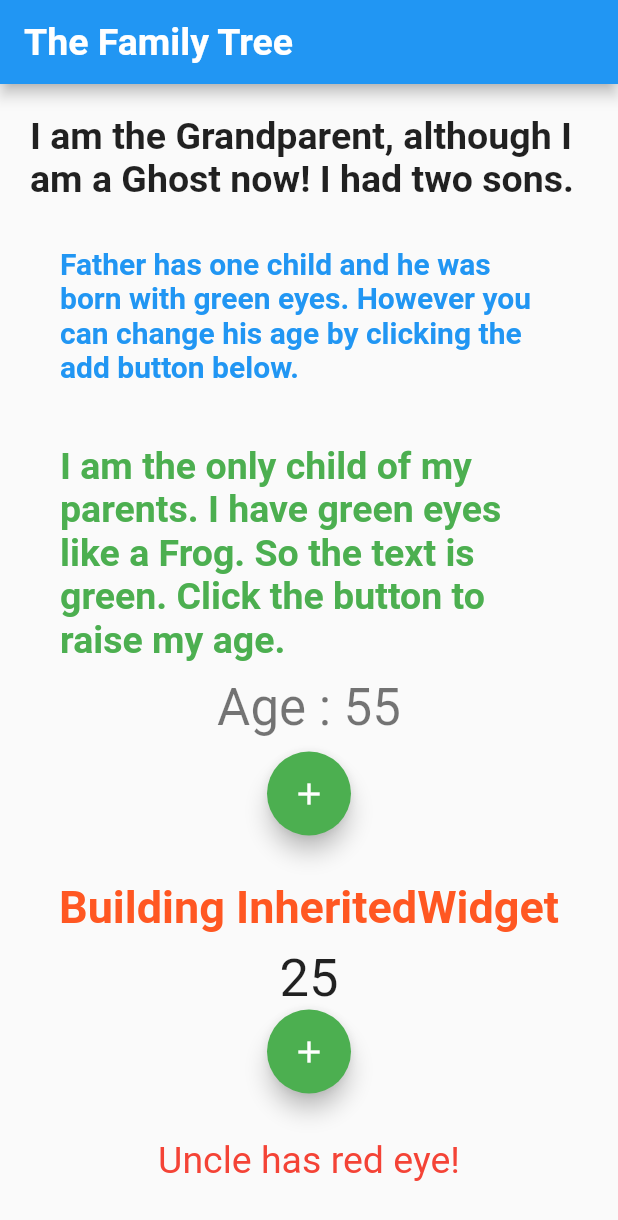
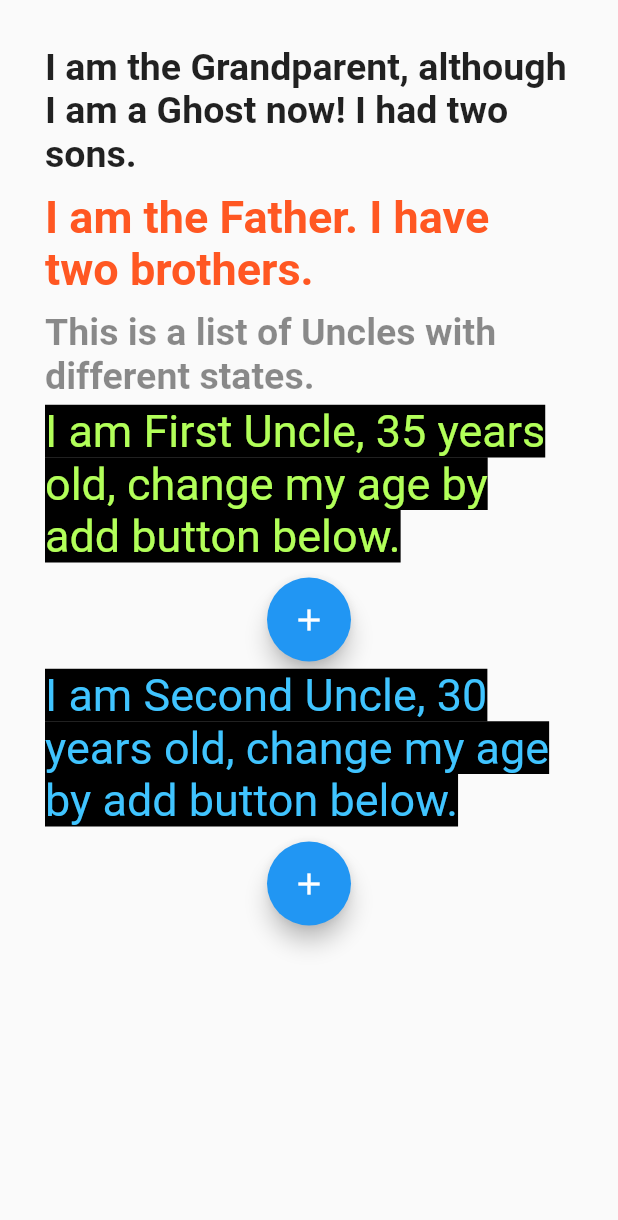
Before and after one commit to sanjibsinha/our_app, a Flutter app: the screen it shows after launch, on a phone screen of 412 x 824 dp. Shown: the top 1220 px of the screen. Run offline on Flutter 3.47's test engine with Material 2 defaults, Android fonts, the light colour scheme and no system bars.

Commit message:
Seventh commit

```diff
--- /dev/null
+++ b/lib/controller/inherited-widget/inherited_widget_on_top.dart
@@ -0,0 +1,171 @@
+import 'package:flutter/material.dart';
+import 'package:our_app/controller/inherited-widget/widgets-lists/widgets_lists.dart';
+
+class InheritedWidgetOnTop extends StatefulWidget {
+  @override
+  _InheritedWidgetOnTopState createState() => _InheritedWidgetOnTopState();
+}
+
+class _InheritedWidgetOnTopState extends State<InheritedWidgetOnTop> {
+  @override
+  Widget build(BuildContext context) {
+    return ListView(
+      padding: const EdgeInsets.all(30.0),
+      children: [
+        EyeColor(
+            color: Colors.deepOrange,
+            child: Builder(builder: (BuildContext innerContext) {
+              return GrandParent();
+            })),
+        SizedBox(
+          height: 10.0,
+        ),
+        ChangingAge(
+            age: new ChangeAge(age: 25),
+            child: Builder(builder: (BuildContext textContext) {
+              return UncleClasses();
+            })),
+      ],
+    );
+  }
+}
+
+class UncleClasses extends StatelessWidget {
+  @override
+  Widget build(BuildContext context) {
+    return Column(
+      children: [
+        Text('This is a list of Uncles with different states.',
+            style: TextStyle(
+              color: Colors.black45,
+              fontSize: 25.0,
+              fontWeight: FontWeight.bold,
+            )),
+        SizedBox(
+          height: 5.0,
+        ),
+        FirstUncleClass(),
+        SizedBox(
+          height: 5.0,
+        ),
+        UncleClass(),
+      ],
+    );
+  }
+}
+
+class FirstUncleClass extends StatefulWidget {
+  @override
+  _FirstUncleClassState createState() => _FirstUncleClassState();
+}
+
+class _FirstUncleClassState extends State<FirstUncleClass> {
+  var firstUncleAge = new ChangeAge(age: 35);
+  @override
+  Widget build(BuildContext context) {
+    return ChangingAge(
+      age: new ChangeAge(age: 25),
+      child: Column(
+        children: [
+          Text(
+            'I am First Uncle, ${firstUncleAge.age} years old, change my age by add button below.',
+            style: TextStyle(
+                fontSize: 30.0,
+                color: Colors.lightGreenAccent,
+                backgroundColor: Colors.black),
+          ),
+          SizedBox(
+            height: 10.0,
+          ),
+          FloatingActionButton(
+            onPressed: () {
+              setState(() {
+                firstUncleAge.changeAge();
+              });
+            },
+            child: Icon(Icons.add),
+            backgroundColor: Colors.blue,
+          ),
+        ],
+      ),
+    );
+  }
+}
+
+class UncleClass extends StatefulWidget {
+  @override
+  _UncleClassState createState() => _UncleClassState();
+}
+
+class _UncleClassState extends State<UncleClass> {
+  var secondUncleAge = new ChangeAge(age: 30);
+
+  Widget build(BuildContext context) {
+    return ChangingAge(
+      age: new ChangeAge(age: 25),
+      child: Column(
+        children: [
+          Text(
+            'I am Second Uncle, ${secondUncleAge.age} years old, change my age by add button below.',
+            style: TextStyle(
+                fontSize: 30.0,
+                color: Colors.lightBlueAccent,
+                backgroundColor: Colors.black),
+          ),
+          SizedBox(
+            height: 10.0,
+          ),
+          FloatingActionButton(
+            onPressed: () {
+              setState(() {
+                secondUncleAge.changeAge();
+              });
+            },
+            child: Icon(Icons.add),
+            backgroundColor: Colors.blue,
+          ),
+        ],
+      ),
+    );
+  }
+}
+
+class GrandParent extends StatelessWidget {
+  @override
+  Widget build(BuildContext context) {
+    return _childrenList();
+  }
+}
+
+Widget _childrenList() => Column(
+      children: [
+        Text(
+          'I am the Grandparent, although I am a Ghost now! I had two sons.',
+          style: TextStyle(fontWeight: FontWeight.bold, fontSize: 25.0),
+        ),
+        SizedBox(
+          height: 10.0,
+        ),
+        FatherClass(),
+      ],
+    );
+
+class FatherClass extends StatelessWidget {
+  @override
+  Widget build(BuildContext context) {
+    return EyeColor(
+      color: Colors.deepOrange,
+      child: Column(
+        children: [
+          Text(
+            'I am the Father. I have two brothers.',
+            style: TextStyle(
+                color: EyeColor.of(context).color,
+                fontSize: 30.0,
+                fontWeight: FontWeight.bold),
+          ),
+        ],
+      ),
+    );
+  }
+}
--- a/lib/main.dart
+++ b/lib/main.dart
@@ -1,4 +1,5 @@
 import 'package:flutter/material.dart';
+import 'controller/inherited-widget/inherited_widget_on_top.dart';
 import 'controller/inherited-widget/rebuilding_inherited_widget.dart';
 
 main() => runApp(OurApp());
@@ -9,7 +10,9 @@ class OurApp extends StatelessWidget {
     return MaterialApp(
       title: 'Our App',
       debugShowCheckedModeBanner: false,
-      home: RebuildingInheritedWidget(),
+      home: Scaffold(
+        body: InheritedWidgetOnTop(),
+      ),
     );
   }
 }
```
